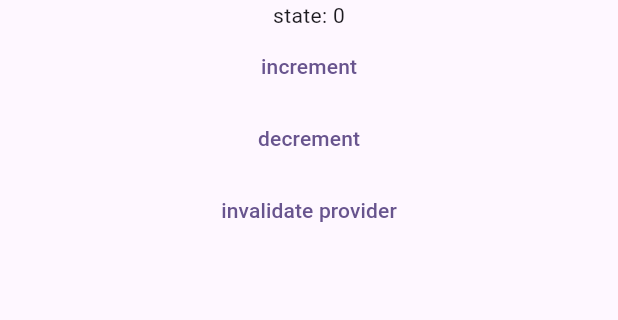
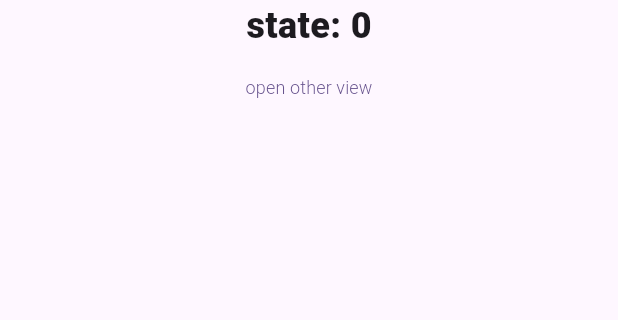
Before and after one commit to saihnii4/riverpod-testing, a Flutter app: the screen it shows after launch, on a phone screen of 412 x 824 dp, the part 84-404 px from its top. Run offline on Flutter 3.47's test engine with Material 3 defaults, Android fonts, the phone set to English and light mode, and no system bars; our stand-ins replace flutter_riverpod, riverpod_annotation; generated files the repository leaves out were written again.

Commit message:
well i tried

```diff
--- a/lib/home.dart
+++ b/lib/home.dart
@@ -1,6 +1,7 @@
 import 'package:flutter/material.dart';
 import 'package:flutter_riverpod/flutter_riverpod.dart';
 import 'package:riverpod_testing/providers/counter.dart';
+import 'package:riverpod_testing/test_view.dart';
 
 class HomeView extends ConsumerStatefulWidget {
   const HomeView({super.key});
@@ -14,7 +15,6 @@ class _HomeViewState extends ConsumerState<HomeView> {
   @override
   Widget build(BuildContext context) {
     final counter = ref.watch(counterProvider);
-    final counterController = ref.read(counterProvider.notifier);
 
     ref.listen(counterProvider, (prev, curr) {
       debugPrint("state change: $prev, $curr");
@@ -28,24 +28,21 @@ class _HomeViewState extends ConsumerState<HomeView> {
       body: Center(
         child: Column(
           children: <Widget>[
-            Text("state: $counter"),
-            TextButton(
-              onPressed: () {
-                counterController.increment();
-              },
-              child: Text('increment'),
+            Text(
+              "state: $counter",
+              style: TextStyle(fontSize: 24.0, fontWeight: FontWeight.w800),
             ),
             TextButton(
+              child: Text(
+                "open other view",
+                style: TextStyle(fontSize: 12.0, fontWeight: FontWeight.w300),
+              ),
               onPressed: () {
-                counterController.decrement();
+                Navigator.push(
+                  context,
+                  MaterialPageRoute(builder: (_) => const TestView()),
+                );
               },
-              child: Text('decrement'),
-            ),
-            TextButton(
-              onPressed: () {
-                ref.invalidate(counterProvider);
-              },
-              child: Text('invalidate provider'),
             ),
           ],
         ),
--- a/lib/providers/counter.dart
+++ b/lib/providers/counter.dart
@@ -9,7 +9,7 @@ class Counter extends _$Counter {
     return 0;
   }
 
-  void decrement() => state++;
+  void decrement() => state--;
 
-  void increment() => state--;
+  void increment() => state++;
 }
```
Also changed, not shown: lib/test_view.dart (added, +46 -0 lines).
